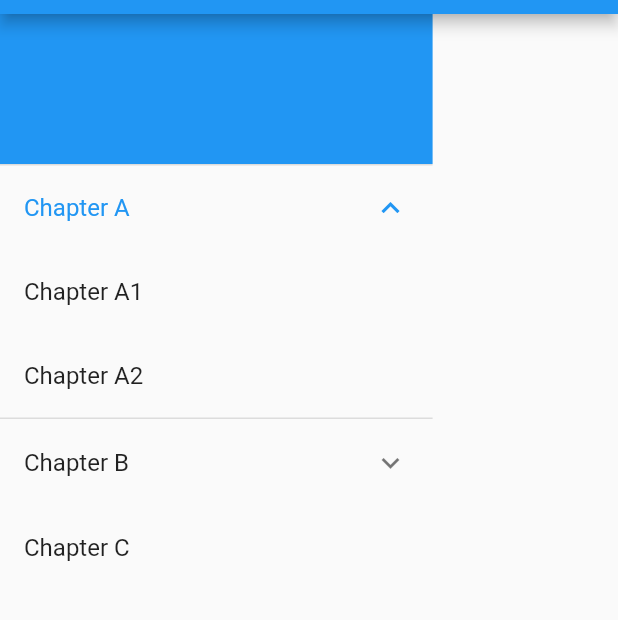
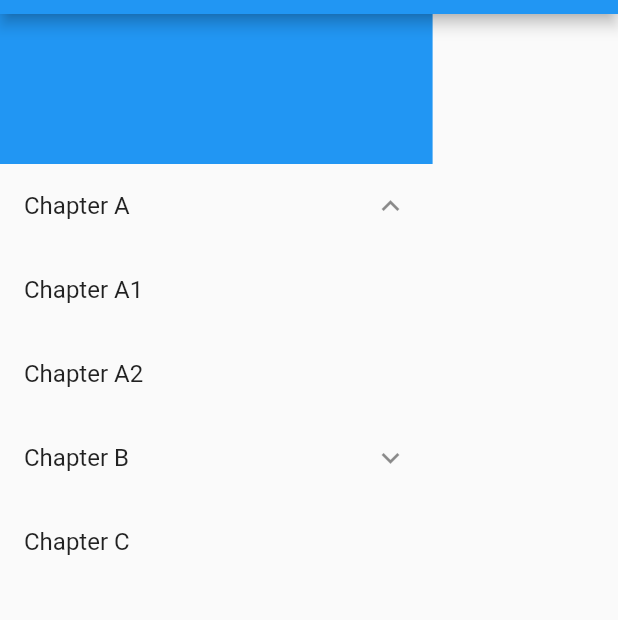
Before and after one commit to tusharsadhwani/flutter_sidebar, a Flutter app: the screen it shows after launch, after a tap on "Chapter A", on a phone screen of 412 x 824 dp, the part 70-690 px from its top. Run offline on Flutter 3.47's test engine with Material 2 defaults, Android fonts, the phone set to English and light mode, and no system bars.

Commit message:
Add custom expansion tile

```diff
--- /dev/null
+++ b/lib/custom_expansion_tile.dart
@@ -0,0 +1,153 @@
+import 'package:flutter/material.dart';
+
+class CustomExpansionTile extends StatefulWidget {
+  const CustomExpansionTile({
+    Key key,
+    this.leading,
+    @required this.title,
+    this.subtitle,
+    this.onExpansionChanged,
+    this.children = const <Widget>[],
+    this.trailing,
+    this.initiallyExpanded = false,
+    this.maintainState = false,
+    this.tilePadding,
+    this.expandedCrossAxisAlignment,
+    this.expandedAlignment,
+    this.childrenPadding,
+  })  : assert(initiallyExpanded != null),
+        assert(maintainState != null),
+        assert(
+          expandedCrossAxisAlignment != CrossAxisAlignment.baseline,
+          'CrossAxisAlignment.baseline is not supported since the expanded children '
+          'are aligned in a column, not a row. Try to use another constant.',
+        ),
+        super(key: key);
+
+  final Widget leading;
+  final Widget title;
+  final Widget subtitle;
+  final ValueChanged<bool> onExpansionChanged;
+  final List<Widget> children;
+  final Widget trailing;
+  final bool initiallyExpanded;
+  final bool maintainState;
+  final EdgeInsetsGeometry tilePadding;
+  final Alignment expandedAlignment;
+  final CrossAxisAlignment expandedCrossAxisAlignment;
+  final EdgeInsetsGeometry childrenPadding;
+
+  @override
+  _CustomExpansionTileState createState() => _CustomExpansionTileState();
+}
+
+class _CustomExpansionTileState extends State<CustomExpansionTile>
+    with SingleTickerProviderStateMixin {
+  static final Animatable<double> _easeInTween =
+      CurveTween(curve: Curves.easeIn);
+  static final Animatable<double> _halfTween =
+      Tween<double>(begin: 0.0, end: 0.5);
+  static final _expansionDuration = Duration(milliseconds: 200);
+
+  AnimationController _controller;
+  Animation<double> _iconTurns;
+  Animation<double> _heightFactor;
+
+  bool _isExpanded = false;
+
+  @override
+  void initState() {
+    super.initState();
+    _controller =
+        AnimationController(duration: _expansionDuration, vsync: this);
+    _heightFactor = _controller.drive(_easeInTween);
+    _iconTurns = _controller.drive(_halfTween.chain(_easeInTween));
+
+    _isExpanded = PageStorage.of(context)?.readState(context) as bool ??
+        widget.initiallyExpanded;
+    if (_isExpanded) _controller.value = 1.0;
+  }
+
+  @override
+  void dispose() {
+    _controller.dispose();
+    super.dispose();
+  }
+
+  void _handleTap() {
+    setState(() {
+      _isExpanded = !_isExpanded;
+      if (_isExpanded) {
+        _controller.forward();
+      } else {
+        _controller.reverse().then<void>((void value) {
+          if (!mounted) return;
+          setState(() {
+            // Rebuild without widget.children.
+          });
+        });
+      }
+      PageStorage.of(context)?.writeState(context, _isExpanded);
+    });
+    if (widget.onExpansionChanged != null)
+      widget.onExpansionChanged(_isExpanded);
+  }
+
+  Widget _buildChildren(BuildContext context, Widget child) {
+    return Container(
+      decoration: BoxDecoration(
+        color: Colors.transparent,
+      ),
+      child: Column(
+        mainAxisSize: MainAxisSize.min,
+        children: <Widget>[
+          ListTile(
+            onTap: _handleTap,
+            contentPadding: widget.tilePadding,
+            leading: widget.leading,
+            title: widget.title,
+            subtitle: widget.subtitle,
+            trailing: widget.trailing ??
+                RotationTransition(
+                  turns: _iconTurns,
+                  child: const Icon(Icons.expand_more),
+                ),
+          ),
+          ClipRect(
+            child: Align(
+              alignment: widget.expandedAlignment ?? Alignment.center,
+              heightFactor: _heightFactor.value,
+              child: child,
+            ),
+          ),
+        ],
+      ),
+    );
+  }
+
+  @override
+  Widget build(BuildContext context) {
+    final bool closed = !_isExpanded && _controller.isDismissed;
+    final bool shouldRemoveChildren = closed && !widget.maintainState;
+
+    final Widget result = Offstage(
+        child: TickerMode(
+          child: Padding(
+            padding: widget.childrenPadding ?? EdgeInsets.zero,
+            child: Column(
+              crossAxisAlignment: widget.expandedCrossAxisAlignment ??
+                  CrossAxisAlignment.center,
+              children: widget.children,
+            ),
+          ),
+          enabled: !closed,
+        ),
+        offstage: closed);
+
+    return AnimatedBuilder(
+      animation: _controller.view,
+      builder: _buildChildren,
+      child: shouldRemoveChildren ? null : result,
+    );
+  }
+}
--- a/lib/flutter_sidebar.dart
+++ b/lib/flutter_sidebar.dart
@@ -1,6 +1,8 @@
 library flutter_sidebar;
 
 import 'package:flutter/material.dart';
+
+import 'custom_expansion_tile.dart';
 
 class Sidebar extends StatefulWidget {
   final List<Map<String, dynamic>> tabs;
@@ -12,7 +14,7 @@ class Sidebar extends StatefulWidget {
 }
 
 class _SidebarState extends State<Sidebar> {
-  int activeTab = 0;
+  List<int> activeTabIndices = [];
 
   @override
   Widget build(BuildContext context) {
@@ -47,14 +49,18 @@ class SidebarItem extends StatelessWidget {
   final Map<String, dynamic> data;
 
   Widget _buildTiles(Map<String, dynamic> root) {
-    if (root['children'] == null) return ListTile(title: Text(root['title']));
+    if (root['children'] == null)
+      return ListTile(
+        title: Text(root['title']),
+        onTap: () {},
+      );
 
     List<Widget> children = [];
     for (Map<String, dynamic> item in root['children']) {
       children.add(_buildTiles(item));
     }
 
-    return ExpansionTile(
+    return CustomExpansionTile(
       title: Text(root['title']),
       children: children,
     );
```
